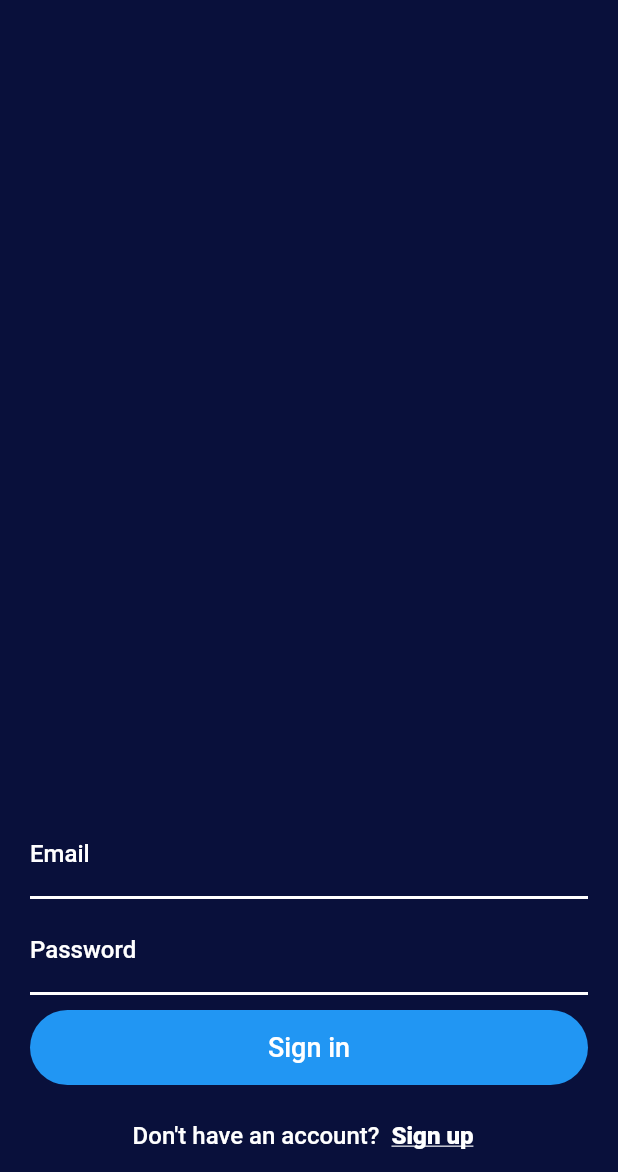
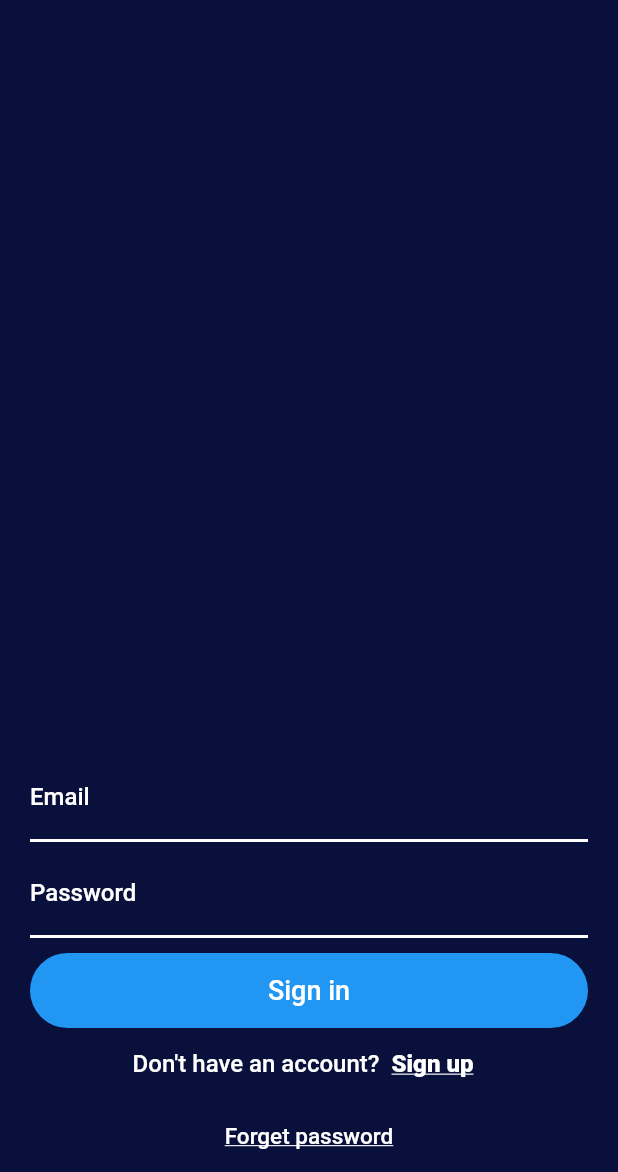
Before and after one commit to Phuc-HuynhTrong/quiz_maker, a Flutter app: the screen it shows after launch, on a phone screen of 412 x 824 dp, the part 64-1236 px from its top. Run offline on Flutter 3.47's test engine with Material 2 defaults, Android fonts, the phone set to English and light mode, and no system bars; our stand-ins replace cloud_firestore, firebase_auth, firebase_core, firebase_storage, get, image_picker; accounts and stored records are empty.

Commit message:
create forgetpassword function

```diff
--- a/lib/screens/athentication/signin.dart
+++ b/lib/screens/athentication/signin.dart
@@ -1,4 +1,5 @@
 import 'package:flutter/material.dart';
+import 'package:quiz_maker/screens/athentication/forgotpasswordscreen.dart';
 import 'package:quiz_maker/screens/home/home.dart';
 import 'package:quiz_maker/screens/athentication/signup.dart';
 import 'package:quiz_maker/services/auth.dart';
@@ -29,7 +30,7 @@ class _SignInScreenState extends State<SignInScreen> {
         isLoading = false;
       });
       if (res != 'sign in') {
-        await showAlertDialog(context,"Incorrect email or password");
+        await showAlertDialog(context, "Incorrect email or password");
       } else {
         Navigator.pushReplacement(
             context, MaterialPageRoute(builder: (context) => Home()));
@@ -117,11 +118,13 @@ class _SignInScreenState extends State<SignInScreen> {
                         },
                       ),
                     ),
-                    SizedBox(
-                      height: 10,
-                    ),
                     Row(
                       mainAxisAlignment: MainAxisAlignment.center,
+                      children: [
+                        Column(
+                          mainAxisSize: MainAxisSize.min,
+                          children: [
+                            Row(
                               children: [
                                 Text(
                                   "Don't have an account?",
@@ -148,6 +151,27 @@ class _SignInScreenState extends State<SignInScreen> {
                                           fontWeight: FontWeight.w800),
                                     ))
                               ],
+                            ),
+                            MaterialButton(
+                              onPressed: () {
+                                Navigator.push(
+                                    context,
+                                    MaterialPageRoute(
+                                        builder: (context) =>
+                                            ForgotPasswordScreen()));
+                              },
+                              child: Text(
+                                "Forget password",
+                                style: TextStyle(
+                                    color: Colors.white,
+                                    fontSize: 15,
+                                    decoration: TextDecoration.underline,
+                                    fontWeight: FontWeight.w500),
+                              ),
+                            ),
+                          ],
+                        ),
+                      ],
                     )
                   ],
                 ),
--- a/lib/services/auth.dart
+++ b/lib/services/auth.dart
@@ -62,7 +62,8 @@ class AuthService {
 
   Future resetPassword(email) async {
     try {
-      return await _auth.sendPasswordResetEmail(email: email);
+      await _auth.sendPasswordResetEmail(email: email);
+      return "Sent email";
     } on FirebaseAuthException catch (e) {
       return e.code;
     }
```
Also changed, not shown: lib/screens/athentication/forgotpasswordscreen.dart (+74 -1 lines). Lines whose indentation alone changed are shown as unchanged.
